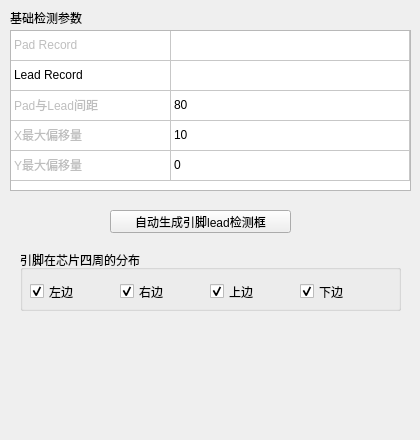
Qt form VisionDetect/InspLeadWidget.ui (chuandongxu/AOI) before a commit.
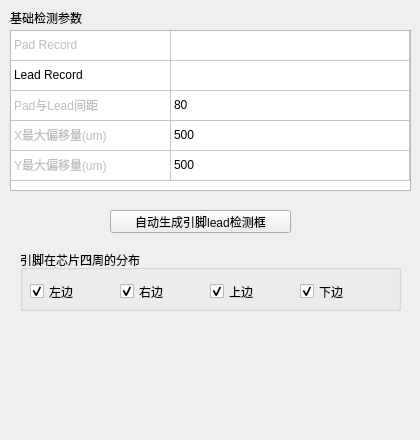
The same form after that commit. Custom widgets are drawn as their Qt base class.

Commit message:
Add log case for PR_AutoLocateLead.
Add log case for PR_AutoLocateLead.

Diff of the .ui file:
```diff
--- a/VisionDetect/InspLeadWidget.ui
+++ b/VisionDetect/InspLeadWidget.ui
@@ -83,7 +83,7 @@
    </item>
    <item row="3" column="0">
     <property name="text">
-     <string>X最大偏移量</string>
+     <string>X最大偏移量(um)</string>
     </property>
     <property name="flags">
      <set>ItemIsSelectable|ItemIsDragEnabled|ItemIsUserCheckable</set>
@@ -91,12 +91,12 @@
    </item>
    <item row="3" column="1">
     <property name="text">
-     <string>10</string>
+     <string>500</string>
     </property>
    </item>
    <item row="4" column="0">
     <property name="text">
-     <string>Y最大偏移量</string>
+     <string>Y最大偏移量(um)</string>
     </property>
     <property name="flags">
      <set>ItemIsSelectable|ItemIsDragEnabled|ItemIsUserCheckable</set>
@@ -104,7 +104,7 @@
    </item>
    <item row="4" column="1">
     <property name="text">
-     <string>0</string>
+     <string>500</string>
     </property>
    </item>
   </widget>
```
The commit also changes 5 other files.
